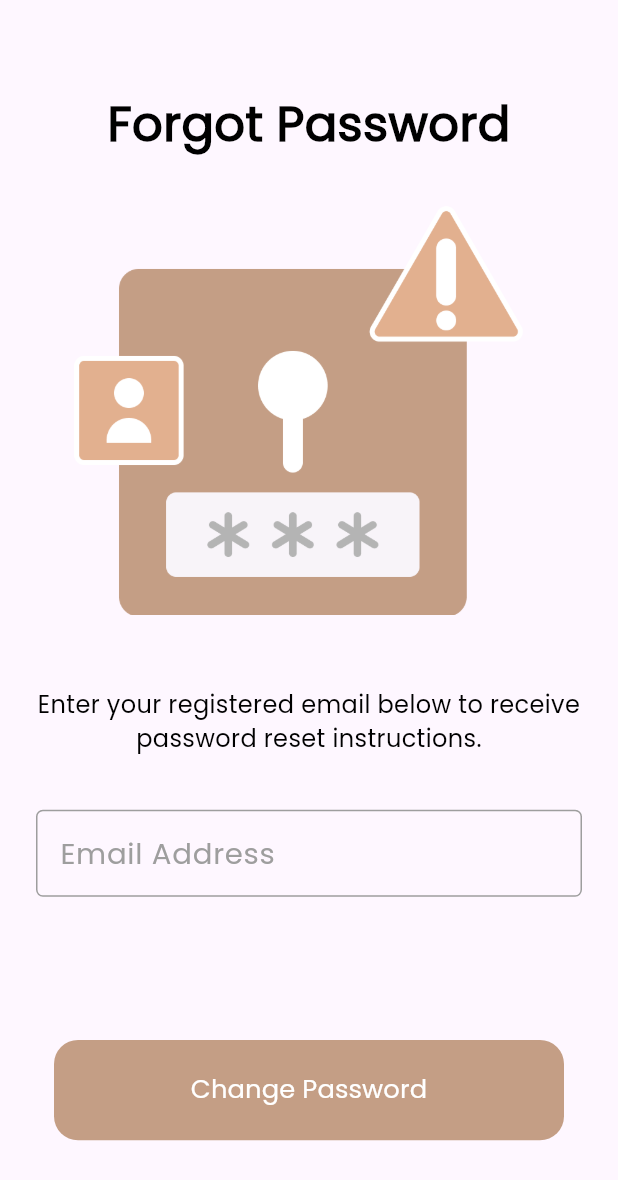
After one commit to 01273904861/dalel, a Flutter app: the ResetPasswordView screen opened by its route, on a phone screen of 412 x 824 dp. The commit adds this screen. Shown: the top 1180 px of the screen. Run offline on Flutter 3.47's test engine with Material 3 defaults, Android fonts, the phone set to English and light mode, and no system bars; our stand-ins replace bloc, firebase_auth, firebase_core, flutter_bloc, flutter_screenutil, flutter_svg and 1 more; accounts and stored records are empty.

Commit message:
move bloc_consumer from the scaffold to form

```diff
--- a/lib/core/functions/check_loging_states.dart
+++ b/lib/core/functions/check_loging_states.dart
@@ -1,13 +1,15 @@
+
+import 'dart:developer';
 
 import 'package:firebase_auth/firebase_auth.dart';
 
 void checkLogingStates() {
   FirebaseAuth.instance.authStateChanges().listen((User? user ){
     if(user == null){
-      print('user signed out');
+      log('user signed out');
     }
     else {
-      print('user signed in');
+      log('user signed in');
     }
   });
 }
--- a/lib/core/routing/app_router.dart
+++ b/lib/core/routing/app_router.dart
@@ -1,7 +1,7 @@
 import 'package:dalel/core/routing/routes.dart';
 import 'package:dalel/features/auth/data/cubit/cubit/reset_password_cubit.dart';
 import 'package:dalel/features/auth/data/cubit/cubit/signin_cubit.dart';
-import 'package:dalel/features/auth/ui/views/forgot_passowrd.dart';
+import 'package:dalel/features/auth/ui/views/reset_passowrd_view.dart';
 import 'package:dalel/features/auth/ui/views/sign_in_view.dart';
 import 'package:dalel/features/auth/ui/views/sign_up_view.dart';
 import 'package:dalel/features/home/home_view.dart';
@@ -34,8 +34,8 @@ class AppRouter {
       case Routes.forgotPassword:
         return MaterialPageRoute(builder: (context) {
           return BlocProvider(
-            create: (context) => RsetPasswordCubit(),
-            child: const ForgotPasswordView(),
+            create: (context) => ResetPasswordCubit(),
+            child: const ResetPasswordView(),
           );
         });
       default:
--- a/lib/features/auth/data/cubit/cubit/reset_password_cubit.dart
+++ b/lib/features/auth/data/cubit/cubit/reset_password_cubit.dart
@@ -4,15 +4,15 @@ import 'package:flutter/material.dart';
 
 part 'reset_password_state.dart';
 
-class RsetPasswordCubit extends Cubit<ResetPasswordState> {
-  RsetPasswordCubit() : super(ResetPasswordInitial());
+class ResetPasswordCubit extends Cubit<ResetPasswordState> {
+  ResetPasswordCubit() : super(ResetPasswordInitial());
   TextEditingController resetPasswordEmailContoller = TextEditingController();
   //resetPasswordFormKey
 
   final GlobalKey<FormState> resetPasswordFormKey = GlobalKey();
   Future<void> resetPassword() async {
     try {
-      emit(ResetPasswordLodingState());
+      emit(ResetPasswordLoadingState());
       FirebaseAuth.instance.setLanguageCode('en');
       await FirebaseAuth.instance
           .sendPasswordResetEmail(email: resetPasswordEmailContoller.text);
--- a/lib/features/auth/data/cubit/cubit/reset_password_state.dart
+++ b/lib/features/auth/data/cubit/cubit/reset_password_state.dart
@@ -6,7 +6,7 @@ final class ResetPasswordInitial extends ResetPasswordState {}
 
 class ResetPasswordSucessState extends ResetPasswordState {}
 
-class ResetPasswordLodingState extends ResetPasswordState {}
+class ResetPasswordLoadingState extends ResetPasswordState {}
 
 class ResetPasswordFailureState extends ResetPasswordState {
   final String errorMessage;
--- /dev/null
+++ b/lib/features/auth/ui/views/reset_passowrd_view.dart
@@ -0,0 +1,48 @@
+import 'package:dalel/core/helper/spacing.dart';
+import 'package:dalel/core/theming/app_images.dart';
+import 'package:dalel/core/theming/app_text_style.dart';
+
+import 'package:dalel/features/auth/ui/widgets/custom_reset_password_form.dart';
+import 'package:dalel/features/auth/ui/widgets/welcome_section.dart';
+import 'package:flutter/material.dart';
+import 'package:flutter_screenutil/flutter_screenutil.dart';
+
+class ResetPasswordView extends StatelessWidget {
+  const ResetPasswordView({super.key});
+
+  @override
+  Widget build(BuildContext context) {
+    return Scaffold(
+      body: Padding(
+        padding: const EdgeInsets.symmetric(horizontal: 8.0),
+        child: CustomScrollView(
+          slivers: [
+            const SliverToBoxAdapter(
+                child: WelcomeSection(
+              label: 'Forgot Password',
+            )),
+            SliverToBoxAdapter(
+                child: Image.asset(
+              AppImages.imagesPassword,
+              width: 235.h,
+              height: 235.h,
+            )),
+            SliverToBoxAdapter(child: verticalSpacing(40)),
+            SliverToBoxAdapter(
+                child: Text(
+              textAlign: TextAlign.center,
+              'Enter your registered email below to receive \npassword reset instructions.',
+              style: AppTextStyle.popins400Black24.copyWith(fontSize: 14.sp),
+            )),
+            SliverToBoxAdapter(child: verticalSpacing(30)),
+            const SliverToBoxAdapter(
+              child: Padding(
+                  padding: EdgeInsets.symmetric(horizontal: 16.0),
+                  child: CustomResetPasswordForm()),
+            ),
+          ],
+        ),
+      ),
+    );
+  }
+}
--- /dev/null
+++ b/lib/features/auth/ui/widgets/custom_reset_password_form.dart
@@ -0,0 +1,56 @@
+import 'package:dalel/core/functions/show_snack_bar.dart';
+import 'package:dalel/core/helper/spacing.dart';
+import 'package:dalel/core/routing/routes.dart';
+import 'package:dalel/core/widgets/custom_text_button.dart';
+import 'package:dalel/features/auth/data/cubit/cubit/reset_password_cubit.dart';
+import 'package:dalel/features/auth/ui/widgets/custom_text_field.dart';
+import 'package:flutter/material.dart';
+import 'package:flutter_bloc/flutter_bloc.dart';
+
+class CustomResetPasswordForm extends StatelessWidget {
+  const CustomResetPasswordForm({
+    super.key,
+  });
+
+  @override
+  Widget build(BuildContext context) {
+
+    return BlocConsumer<ResetPasswordCubit, ResetPasswordState>(
+      listener: (context, state) {
+        if (state is ResetPasswordFailureState) {
+          showSnackBar(context, state.errorMessage);
+        } else if (state is ResetPasswordSucessState) {
+          showSnackBar(context, 'reset password success');
+          Navigator.of(context).pushNamed(Routes.logIn);
+        }
+      },
+      builder: (context, state) {
+          final auth = context.read<ResetPasswordCubit>();
+        return Column(
+          children: [
+            Form(
+              key: auth.resetPasswordFormKey,
+              child: CustomTextField(
+                labelText: 'Email Address',
+                controller: auth.resetPasswordEmailContoller,
+              ),
+            ),
+            verticalSpacing(80),
+            state is ResetPasswordLoadingState
+                ? const Center(child: CircularProgressIndicator())
+                : CustomTextButton(
+                    label: 'Change Password',
+                    onPressed: () async {
+                      if (auth.resetPasswordFormKey.currentState!.validate()) {
+                        await auth.resetPassword();
+                        auth.resetPasswordEmailContoller.clear();
+                      } else {}
+                    },
+                  ),
+            verticalSpacing(30),
+          ],
+        );
+      },
+    );
+  }
+}
--- a/pubspec.yaml
+++ b/pubspec.yaml
@@ -40,6 +40,7 @@ dependencies:
   firebase_auth: ^5.3.1
   flutter_bloc: ^8.1.6
   bloc: ^8.1.4
+  fluttertoast: ^8.2.8
 
 dev_dependencies:
   flutter_test:
```
Also changed, not shown: lib/core/functions/show_snack_bar.dart (+20 -1 lines), lib/features/auth/ui/views/forgot_passowrd.dart (deleted, +0 -97 lines), pubspec.lock.
